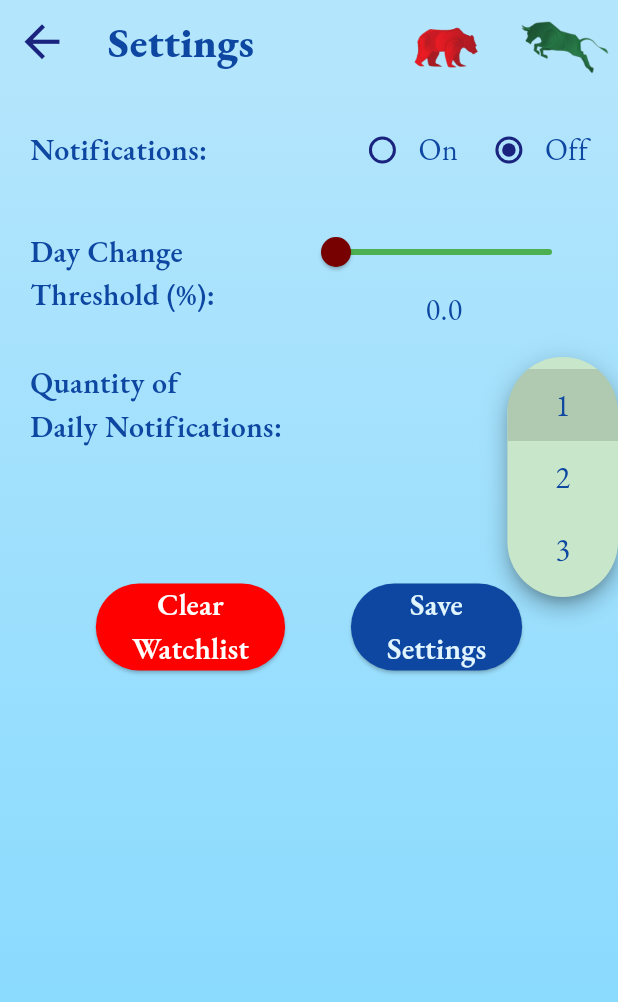
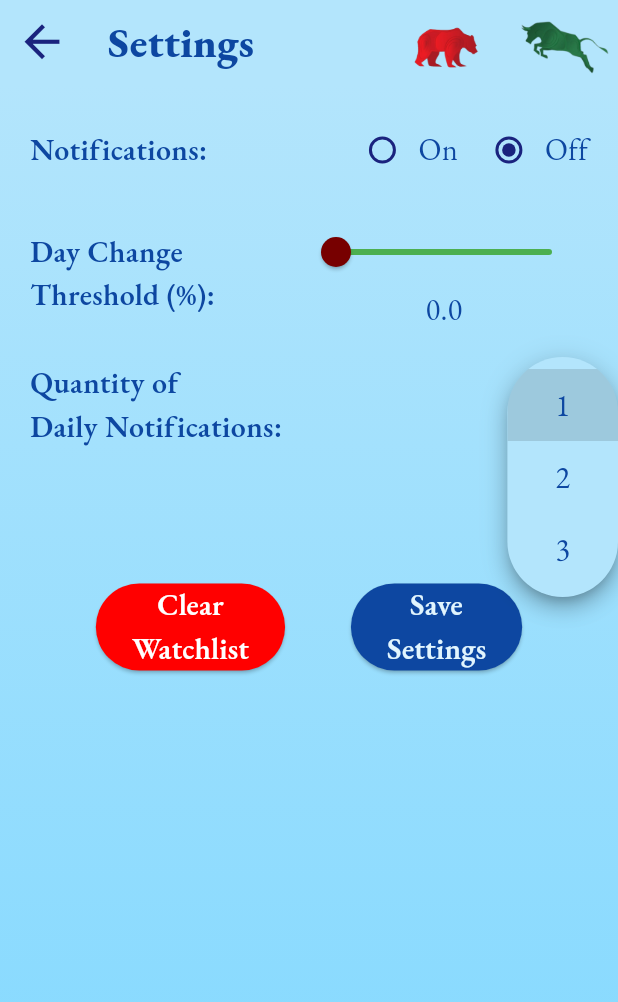
Before and after one commit to JoshMJohnson/Stock_Alert, a Flutter app: the SettingsPage screen opened directly with empty values, after a tap on the "arrow drop down" icon, on a phone screen of 412 x 824 dp. Shown: the top 1002 px of the screen. Run offline on Flutter 3.47's test engine with Material 3 defaults, Android fonts, the phone set to English and light mode, and no system bars; our stand-ins replace shared_preferences; accounts and stored records are empty.

Commit message:
Update theme.dart

```diff
--- a/lib/theme.dart
+++ b/lib/theme.dart
@@ -43,8 +43,8 @@ ThemeData lightMode = ThemeData(
   ),
   dropdownMenuTheme: const DropdownMenuThemeData(
     inputDecorationTheme: InputDecorationTheme(
-      iconColor: Color(0xFF003300),
-      fillColor: Color(0xFFC8E6C9),
+      iconColor: Color(0xFF1A237E),
+      fillColor: Color(0xFFB3E5FC),
     ),
   ),
   radioTheme: RadioThemeData(fillColor:
```
